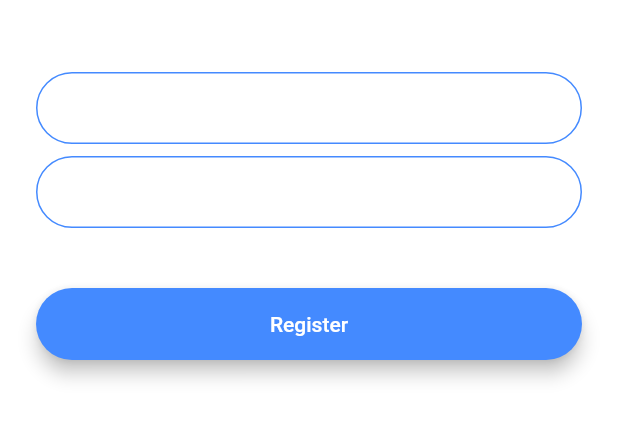
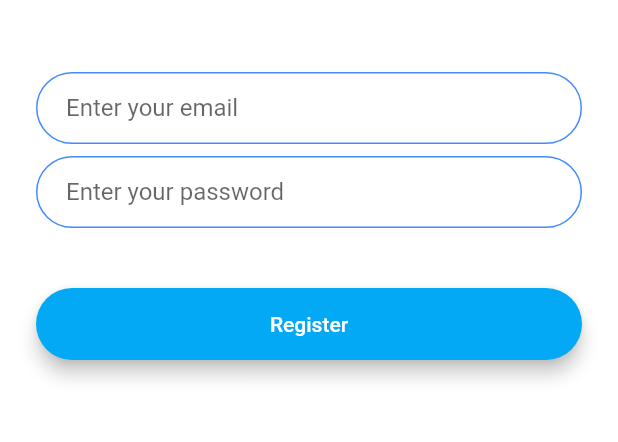
Before and after one commit to shaishalevss/flash_chat, a Flutter app: the screen it shows after launch, after a tap on "Register", on a phone screen of 412 x 824 dp, the part 576-1018 px from its top. Run offline on Flutter 3.47's test engine with Material 2 defaults, Android fonts, the phone set to English and light mode, and no system bars; our stand-ins replace animated_text_kit.

Commit message:
refactor the code, and added/fixed some styles.

```diff
--- /dev/null
+++ b/lib/components/rounded_button.dart
@@ -0,0 +1,33 @@
+import 'package:flutter/material.dart';
+
+class RoundedButton extends StatelessWidget {
+
+  RoundedButton({@required this.title , this.colour, @required this.onPressed});
+
+  final Color colour;
+  final Function onPressed;
+  final String title;
+
+  @override
+  Widget build(BuildContext context) {
+    return Padding(
+      padding: EdgeInsets.symmetric(vertical: 16.0),
+      child: Material(
+        elevation: 5.0,
+        color: colour,
+        borderRadius: BorderRadius.circular(30.0),
+        child: MaterialButton(
+          onPressed: onPressed,
+          minWidth: 200.0,
+          height: 42.0,
+          child: Text(
+            title,
+            style: TextStyle(
+              color: Colors.white,
+            ),
+          ),
+        ),
+      ),
+    );
+  }
+}
--- /dev/null
+++ b/lib/constants.dart
@@ -0,0 +1,36 @@
+import 'package:flutter/material.dart';
+
+const kSendButtonTextStyle = TextStyle(
+  color: Colors.lightBlueAccent,
+  fontWeight: FontWeight.bold,
+  fontSize: 18.0,
+);
+
+const kMessageTextFieldDecoration = InputDecoration(
+  contentPadding: EdgeInsets.symmetric(vertical: 10.0, horizontal: 20.0),
+  hintText: 'Type your message here...',
+  border: InputBorder.none,
+);
+
+const kMessageContainerDecoration = BoxDecoration(
+  border: Border(
+    top: BorderSide(color: Colors.lightBlueAccent, width: 2.0),
+  ),
+);
+
+const kTextFieldDecoration = InputDecoration(
+hintText: 'enter a value',
+  contentPadding:
+  EdgeInsets.symmetric(vertical: 10.0, horizontal: 20.0),
+  border: OutlineInputBorder(
+    borderRadius: BorderRadius.all(Radius.circular(32.0)),
+  ),
+  enabledBorder: OutlineInputBorder(
+    borderSide: BorderSide(color: Colors.blueAccent, width: 1.0),
+    borderRadius: BorderRadius.all(Radius.circular(32.0)),
+  ),
+  focusedBorder: OutlineInputBorder(
+    borderSide: BorderSide(color: Colors.blueAccent, width: 2.0),
+    borderRadius: BorderRadius.all(Radius.circular(32.0)),
+  ),
+);
--- a/lib/main.dart
+++ b/lib/main.dart
@@ -11,12 +11,6 @@ class FlashChat extends StatelessWidget {
   Widget build(BuildContext context) {
     return MaterialApp(
       debugShowCheckedModeBanner: false,
-      theme: ThemeData.dark().copyWith(
-        textTheme: TextTheme(
-          // ignore: deprecated_member_use
-          body1: TextStyle(color: Colors.black54),
-        ),
-      ),
       initialRoute: WelcomeScreen.id,
       routes: {
         // When navigating to the "/" route, build the FirstScreen widget.
--- a/lib/screens/chat_screen.dart
+++ b/lib/screens/chat_screen.dart
@@ -1,5 +1,5 @@
 import 'package:flutter/material.dart';
-import 'package:flash_chat/costants.dart';
+import 'package:flash_chat/constants.dart';
 
 class ChatScreen extends StatefulWidget {
   @override
--- a/lib/screens/registration_screen.dart
+++ b/lib/screens/registration_screen.dart
@@ -1,4 +1,6 @@
 import 'package:flutter/material.dart';
+import 'package:flash_chat/components/rounded_button.dart';
+import 'package:flash_chat/constants.dart';
 
 class RegistrationScreen extends StatefulWidget {
   @override
@@ -31,22 +33,7 @@ class _RegistrationScreenState extends State<RegistrationScreen> {
               onChanged: (value) {
                 //Do something with the user input.
               },
-              decoration: InputDecoration(
-                hintText: 'Enter your email',
-                contentPadding:
-                EdgeInsets.symmetric(vertical: 10.0, horizontal: 20.0),
-                border: OutlineInputBorder(
-                  borderRadius: BorderRadius.all(Radius.circular(32.0)),
-                ),
-                enabledBorder: OutlineInputBorder(
-                  borderSide: BorderSide(color: Colors.blueAccent, width: 1.0),
-                  borderRadius: BorderRadius.all(Radius.circular(32.0)),
-                ),
-                focusedBorder: OutlineInputBorder(
-                  borderSide: BorderSide(color: Colors.blueAccent, width: 2.0),
-                  borderRadius: BorderRadius.all(Radius.circular(32.0)),
-                ),
-              ),
+              decoration: kTextFieldDecoration.copyWith(hintText: 'Enter your email'),
             ),
             SizedBox(
               height: 8.0,
@@ -55,45 +42,15 @@ class _RegistrationScreenState extends State<RegistrationScreen> {
               onChanged: (value) {
                 //Do something with the user input.
               },
-              decoration: InputDecoration(
-                hintText: 'Enter your password',
-                contentPadding:
-                EdgeInsets.symmetric(vertical: 10.0, horizontal: 20.0),
-                border: OutlineInputBorder(
-                  borderRadius: BorderRadius.all(Radius.circular(32.0)),
-                ),
-                enabledBorder: OutlineInputBorder(
-                  borderSide: BorderSide(color: Colors.blueAccent, width: 1.0),
-                  borderRadius: BorderRadius.all(Radius.circular(32.0)),
-                ),
-                focusedBorder: OutlineInputBorder(
-                  borderSide: BorderSide(color: Colors.blueAccent, width: 2.0),
-                  borderRadius: BorderRadius.all(Radius.circular(32.0)),
-                ),
-              ),
+              decoration: kTextFieldDecoration.copyWith(hintText: 'Enter your password'),
             ),
             SizedBox(
               height: 24.0,
             ),
-            Padding(
-              padding: EdgeInsets.symmetric(vertical: 16.0),
-              child: Material(
-                color: Colors.blueAccent,
-                borderRadius: BorderRadius.all(Radius.circular(30.0)),
-                elevation: 5.0,
-                child: MaterialButton(
-                  onPressed: () {
-                    //Implement registration functionality.
-                  },
-                  minWidth: 200.0,
-                  height: 42.0,
-                  child: Text(
-                    'Register',
-                    style: TextStyle(color: Colors.white),
-                  ),
-                ),
-              ),
-            ),
+            RoundedButton(
+              onPressed: (){},
+              title: 'Register',
+              colour: Colors.lightBlue,),
           ],
         ),
       ),
--- a/lib/screens/welcome_screen.dart
+++ b/lib/screens/welcome_screen.dart
@@ -2,6 +2,7 @@ import 'package:flutter/material.dart';
 import 'login_screen.dart';
 import 'registration_screen.dart';
 import 'package:animated_text_kit/animated_text_kit.dart';
+import 'file:///D:/Users/FLUTTERSTUFF/flash_chat/lib/components/rounded_button.dart';
 
 class WelcomeScreen extends StatefulWidget {
   @override
@@ -23,20 +24,17 @@ class _WelcomeScreenState extends State<WelcomeScreen> with SingleTickerProvider
       duration: Duration(seconds: 1),
       vsync: this,
     );
-
     animationForLogo = CurvedAnimation(
       parent: controller,
       curve: Curves.easeIn,
     );
-
     controller.forward();
     controller.addListener(() {
-      print(animationForLogo.value);
       setState(() {
-
       });
     });
   }
+
 
   @override
   Widget build(BuildContext context) {
@@ -69,42 +67,14 @@ class _WelcomeScreenState extends State<WelcomeScreen> with SingleTickerProvider
             SizedBox(
               height: 48.0,
             ),
-            Padding(
-              padding: EdgeInsets.symmetric(vertical: 16.0),
-              child: Material(
-                elevation: 5.0,
-                color: Colors.redAccent,
-                borderRadius: BorderRadius.circular(30.0),
-                child: MaterialButton(
-                  onPressed: () {
-                    Navigator.pushNamed(context, LoginScreen.id);
-                  },
-                  minWidth: 200.0,
-                  height: 42.0,
-                  child: Text(
-                    'Log In',
-                  ),
-                ),
-              ),
-            ),
-            Padding(
-              padding: EdgeInsets.symmetric(vertical: 16.0),
-              child: Material(
-                color: Colors.lightBlue,
-                borderRadius: BorderRadius.circular(30.0),
-                elevation: 5.0,
-                child: MaterialButton(
-                  onPressed: () {
-                    Navigator.pushNamed(context, RegistrationScreen.id);
-                  },
-                  minWidth: 200.0,
-                  height: 42.0,
-                  child: Text(
-                    'Register',
-                  ),
-                ),
-              ),
-            ),
+            RoundedButton(
+              onPressed: (){Navigator.pushNamed(context, LoginScreen.id);},
+            title: 'Log in',
+            colour: Colors.redAccent,),
+            RoundedButton(
+              onPressed: (){Navigator.pushNamed(context, RegistrationScreen.id);},
+              title: 'Register',
+              colour: Colors.lightBlue,),
           ],
         ),
       ),
```
Also changed, not shown: lib/costants.dart (deleted, +0 -19 lines), lib/screens/login_screen.dart (+8 -54 lines).
